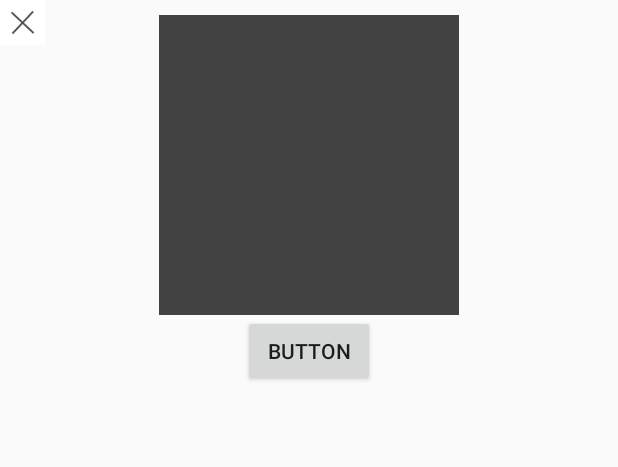
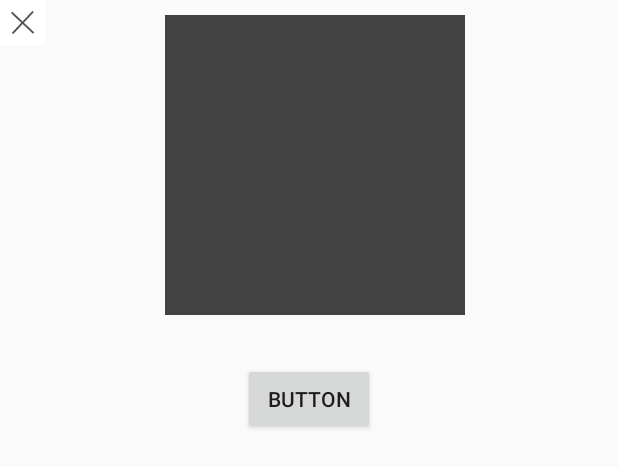
Before and after one commit to CMPUT301W18T17/TheProfessionals, an Android app: the layout photo_view2.xml on its own in the app's theme, with its tools: preview values and no code run, on a phone screen of 412 x 824 dp. Shown: the top 467 px of the screen. Run offline under Robolectric (Android 15) with nearby library versions, the phone set to English and light mode, and no system bars; Roboto replaces fonts that are not available here.

Commit message:
more functional

```diff
--- a/app/src/main/java/professional/team17/com/professional/TaskPhotoActivity2.java
+++ b/app/src/main/java/professional/team17/com/professional/TaskPhotoActivity2.java
@@ -51,6 +51,7 @@ public class TaskPhotoActivity2 extends AppCompatActivity {
         back = (ImageButton) findViewById(R.id.requester_photo_back);
         gridView = (GridView) findViewById(R.id.requester_taskPhotoGrid);
         addphoto = (Button) findViewById(R.id.requesteraddphoto);
+        imageUpload = findViewById(R.id.requester_task_photo);
 
         back.setOnClickListener(new View.OnClickListener() {
             @Override
@@ -66,11 +67,9 @@ public class TaskPhotoActivity2 extends AppCompatActivity {
         gridView.setAdapter(gridViewAdapter);
         gridViewAdapter.notifyDataSetChanged();
 
-        ImageView photoView = (ImageView) findViewById(R.id.gridPhotoView);
         gridView.setOnItemClickListener(new AdapterView.OnItemClickListener() {
             @Override
             public void onItemClick(AdapterView<?> parent, View view, int position, long id) {
-                Log.i("ITEM_CLICKED", "" + (String) (gridView.getItemAtPosition(position)));
 
                 String photo = photos.get(position);
                 setImage(photo);
@@ -86,17 +85,6 @@ public class TaskPhotoActivity2 extends AppCompatActivity {
         //photos = new ArrayList<String>();
     }
 
-
-    //@Override
-    //protected void onActivityResult(int requestCode, int resultCode, Intent data) {
-    //super.onActivityResult(requestCode, resultCode, data);
-    //if((requestCode == RESULT_LOAD_IMAGE && resultCode == RESULT_OK && data != null) || (requestCode == CAMERA_REQUEST && resultCode == Activity.RESULT_OK)){
-    //Uri selectedImage = data.getData();
-    //imageUpload.setImageURI(selectedImage);
-    //selectedImageName = selectedImage.getLastPathSegment();
-
-    //}
-    //}
     @Override
     protected void onActivityResult(int requestCode, int resultCode, Intent data) {
         super.onActivityResult(requestCode, resultCode, data);
@@ -117,8 +105,6 @@ public class TaskPhotoActivity2 extends AppCompatActivity {
                 bmp = compressFunction(bmp);
                 String photo1 = toBase64(bmp);
                 photos.add(photo1);
-
-
         }
     }
 
--- a/app/src/main/res/layout/photo_view2.xml
+++ b/app/src/main/res/layout/photo_view2.xml
@@ -25,23 +25,25 @@
         android:layout_marginBottom="8dp"
         android:layout_marginEnd="8dp"
         android:layout_marginStart="8dp"
+        android:layout_marginTop="32dp"
         android:onClick="addPhoto"
         android:text="Button"
         app:layout_constraintBottom_toTopOf="@+id/taskPhotoGrid"
         app:layout_constraintEnd_toEndOf="parent"
         app:layout_constraintStart_toStartOf="parent"
-        app:layout_constraintTop_toBottomOf="@+id/imageView4" />
+        app:layout_constraintTop_toBottomOf="@+id/requester_task_photo" />
 
     <ImageView
-        android:id="@+id/imageView4"
+        android:id="@+id/requester_task_photo"
         android:layout_width="200dp"
         android:layout_height="200dp"
         android:layout_margin="10dp"
         android:layout_marginBottom="16dp"
         android:layout_marginEnd="8dp"
-        android:layout_marginTop="8dp"
+        android:layout_marginTop="32dp"
         app:layout_constraintBottom_toTopOf="@+id/taskPhotoGrid"
         app:layout_constraintEnd_toEndOf="parent"
+        app:layout_constraintHorizontal_bias="0.522"
         app:layout_constraintStart_toStartOf="parent"
         app:layout_constraintTop_toTopOf="parent"
         app:srcCompat="@color/cardview_dark_background" />
```
